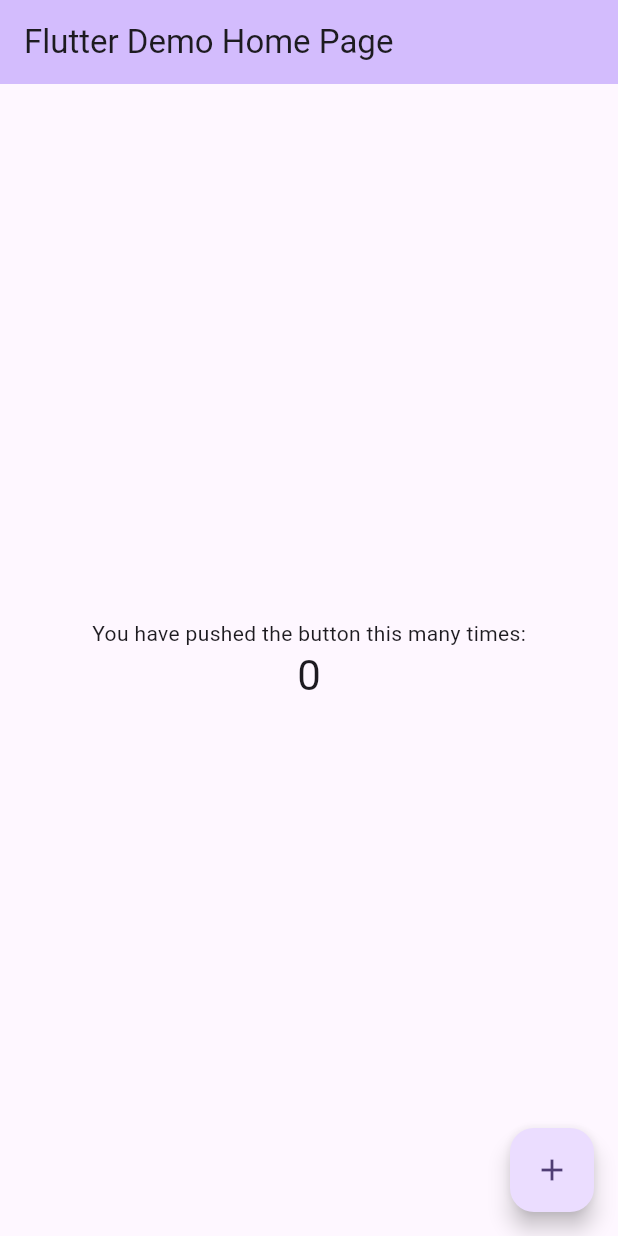
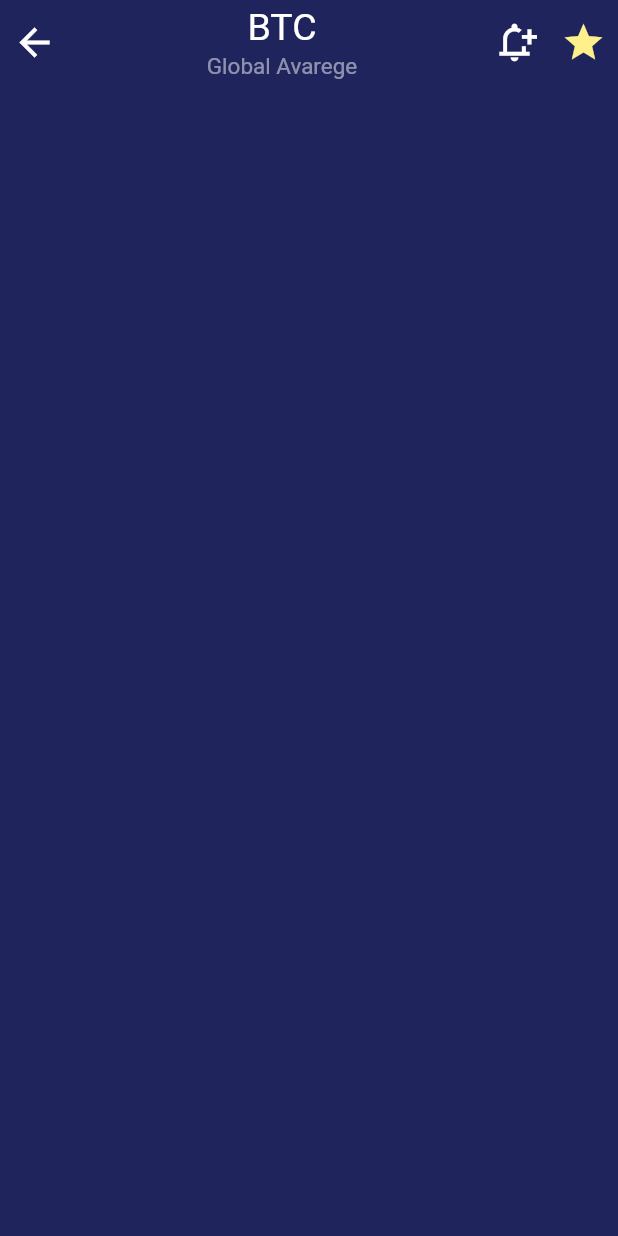
Before and after one commit to ismailkaracayir/argedor_task, a Flutter app: the screen it shows after launch, on a phone screen of 412 x 824 dp. Run offline on Flutter 3.47's test engine with Material 3 defaults, Android fonts, the phone set to English and light mode, and no system bars; our stand-ins replace bloc, google_fonts.

Commit message:
create-app

```diff
--- a/lib/main.dart
+++ b/lib/main.dart
@@ -1,3 +1,6 @@
+import 'package:argedor_task/src/features/first/presentation/page/first_screen.dart';
+import 'package:argedor_task/src/shared/theme/custom_dark_theme.dart';
+import 'package:argedor_task/src/shared/theme/custom_light_theme.dart';
 import 'package:flutter/material.dart';
 
 void main() {
@@ -7,119 +10,13 @@
 class MyApp extends StatelessWidget {
   const MyApp({super.key});
 
-  // This widget is the root of your application.
   @override
   Widget build(BuildContext context) {
     return MaterialApp(
-      title: 'Flutter Demo',
-      theme: ThemeData(
-        // This is the theme of your application.
-        //
-        // TRY THIS: Try running your application with "flutter run". You'll see
-        // the application has a purple toolbar. Then, without quitting the app,
-        // try changing the seedColor in the colorScheme below to Colors.green
-        // and then invoke "hot reload" (save your changes or press the "hot
-        // reload" button in a Flutter-supported IDE, or press "r" if you used
-        // the command line to start the app).
-        //
-        // Notice that the counter didn't reset back to zero; the application
-        // state is not lost during the reload. To reset the state, use hot
-        // restart instead.
-        //
-        // This works for code too, not just values: Most code changes can be
-        // tested with just a hot reload.
-        colorScheme: ColorScheme.fromSeed(seedColor: Colors.deepPurple),
-        useMaterial3: true,
-      ),
-      home: const MyHomePage(title: 'Flutter Demo Home Page'),
+      debugShowCheckedModeBanner: false,
+      theme: CustomLightTheme().themeData,
+      darkTheme: CustomDarkTheme().themeData,
+      home: const FirstScreen(),
     );
   }
 }
-
-class MyHomePage extends StatefulWidget {
-  const MyHomePage({super.key, required this.title});
-
-  // This widget is the home page of your application. It is stateful, meaning
-  // that it has a State object (defined below) that contains fields that affect
-  // how it looks.
-
-  // This class is the configuration for the state. It holds the values (in this
-  // case the title) provided by the parent (in this case the App widget) and
-  // used by the build method of the State. Fields in a Widget subclass are
-  // always marked "final".
-
-  final String title;
-
-  @override
-  State<MyHomePage> createState() => _MyHomePageState();
-}
-
-class _MyHomePageState extends State<MyHomePage> {
-  int _counter = 0;
-
-  void _incrementCounter() {
-    setState(() {
-      // This call to setState tells the Flutter framework that something has
-      // changed in this State, which causes it to rerun the build method below
-      // so that the display can reflect the updated values. If we changed
-      // _counter without calling setState(), then the build method would not be
-      // called again, and so nothing would appear to happen.
-      _counter++;
-    });
-  }
-
-  @override
-  Widget build(BuildContext context) {
-    // This method is rerun every time setState is called, for instance as done
-    // by the _incrementCounter method above.
-    //
-    // The Flutter framework has been optimized to make rerunning build methods
-    // fast, so that you can just rebuild anything that needs updating rather
-    // than having to individually change instances of widgets.
-    return Scaffold(
-      appBar: AppBar(
-        // TRY THIS: Try changing the color here to a specific color (to
-        // Colors.amber, perhaps?) and trigger a hot reload to see the AppBar
-        // change color while the other colors stay the same.
-        backgroundColor: Theme.of(context).colorScheme.inversePrimary,
-        // Here we take the value from the MyHomePage object that was created by
-        // the App.build method, and use it to set our appbar title.
-        title: Text(widget.title),
-      ),
-      body: Center(
-        // Center is a layout widget. It takes a single child and positions it
-        // in the middle of the parent.
-        child: Column(
-          // Column is also a layout widget. It takes a list of children and
-          // arranges them vertically. By default, it sizes itself to fit its
-          // children horizontally, and tries to be as tall as its parent.
-          //
-          // Column has various properties to control how it sizes itself and
-          // how it positions its children. Here we use mainAxisAlignment to
-          // center the children vertically; the main axis here is the vertical
-          // axis because Columns are vertical (the cross axis would be
-          // horizontal).
-          //
-          // TRY THIS: Invoke "debug painting" (choose the "Toggle Debug Paint"
-          // action in the IDE, or press "p" in the console), to see the
-          // wireframe for each widget.
-          mainAxisAlignment: MainAxisAlignment.center,
-          children: <Widget>[
-            const Text(
-              'You have pushed the button this many times:',
-            ),
-            Text(
-              '$_counter',
-              style: Theme.of(context).textTheme.headlineMedium,
-            ),
-          ],
-        ),
-      ),
-      floatingActionButton: FloatingActionButton(
-        onPressed: _incrementCounter,
-        tooltip: 'Increment',
-        child: const Icon(Icons.add),
-      ), // This trailing comma makes auto-formatting nicer for build methods.
-    );
-  }
-}
--- /dev/null
+++ b/lib/src/constants/application_const.dart
@@ -0,0 +1,14 @@
+import 'package:flutter/material.dart';
+
+@immutable
+class ApplicationConstants {
+  const ApplicationConstants._();
+
+  static const String materialAppTitle = 'BTC';
+    static const String materialAppSubTitle = 'Global Avarege';
+
+  // static const baseURL = "";
+  // static const characterEndpoint = "character";
+
+  //MAGIC_NUMBER
+}
--- /dev/null
+++ b/lib/src/constants/padding_const.dart
@@ -0,0 +1,8 @@
+import 'package:flutter/material.dart';
+
+@immutable
+class PaddingConstants {
+  const PaddingConstants._();
+
+  static const EdgeInsets defaultPadding = EdgeInsets.all(8);
+}
--- /dev/null
+++ b/lib/src/features/first/presentation/cubit/first_cubit.dart
@@ -0,0 +1,8 @@
+import 'package:bloc/bloc.dart';
+import 'package:meta/meta.dart';
+
+part 'first_state.dart';
+
+class FirstCubit extends Cubit<FirstState> {
+  FirstCubit() : super(FirstInitial());
+}
--- /dev/null
+++ b/lib/src/features/first/presentation/cubit/first_state.dart
@@ -0,0 +1,6 @@
+part of 'first_cubit.dart';
+
+@immutable
+sealed class FirstState {}
+
+final class FirstInitial extends FirstState {}
--- /dev/null
+++ b/lib/src/features/first/presentation/page/first_screen.dart
@@ -0,0 +1,61 @@
+import 'package:argedor_task/src/constants/application_const.dart';
+import 'package:argedor_task/src/shared/utils/widgets/costum_icon_button.dart';
+import 'package:flutter/material.dart';
+
+class FirstScreen extends StatefulWidget {
+  const FirstScreen({super.key});
+
+  @override
+  State<FirstScreen> createState() => _FirstScreenState();
+}
+
+class _FirstScreenState extends State<FirstScreen> {
+  @override
+  Widget build(BuildContext context) {
+    final theme = Theme.of(context);
+
+    return Scaffold(
+      appBar: AppBar(
+        backgroundColor: theme.colorScheme.primary,
+        title: Center(
+          child: Column(
+            children: <Widget>[
+              Text(
+                ApplicationConstants.materialAppTitle,
+                style: theme.textTheme.titleLarge!.copyWith(
+                    color: theme.colorScheme.onSecondary, fontSize: 25),
+              ),
+              Text(
+                ApplicationConstants.materialAppSubTitle,
+                style: theme.textTheme.titleLarge!.copyWith(
+                    color: theme.colorScheme.onSecondary.withOpacity(0.5),
+                    fontSize: 15),
+              )
+            ],
+          ),
+        ),
+        leading: CustomIconButton(
+            onPressed: () {}, icon: Icons.arrow_back, context: context),
+        actions: <Widget>[
+          CustomIconButton(
+              onPressed: () {},
+              icon: Icons.notification_add_outlined,
+              context: context),
+          CustomIconButton(
+              onPressed: () {},
+              icon: Icons.star,
+              iconColor: theme.colorScheme.onTertiary,
+              context: context),
+        ],
+      ),
+    );
+  }
+}
+
+
+  //  IconButton(
+  //           onPressed: () {},
+  //           icon: Icon(
+  //             Icons.arrow_back,
+  //             color: theme.colorScheme.onSecondary,
+  //           )),
--- /dev/null
+++ b/lib/src/shared/theme/custom_color_sheme.dart
@@ -0,0 +1,65 @@
+import 'package:flutter/material.dart';
+
+final class CustomColorScheme {
+  CustomColorScheme._();
+
+  static const lightColorScheme = ColorScheme(
+    brightness: Brightness.light,
+    primary: Color(0xFF1f245c),
+    onPrimary: Color(0xFF37e4fb),
+    secondary: Color(0xFFdd385c), // red
+    onSecondary: Color(0xFFFFFFFF), // white
+    tertiary: Color(0xFF33a37c), // green
+    onTertiary: Color(0xFFfff08c), // yellow
+    tertiaryContainer: Color(0xFFFFD6F9),
+    onTertiaryContainer: Color(0xFF2B122B),
+    error: Color(0xFFBA1A1A),
+    errorContainer: Color(0xFFFFDAD6),
+    onError: Color(0xFFFFFFFF),
+    onErrorContainer: Color(0xFF410002),
+    background: Color(0xFFFEFBFF),
+    onBackground: Color(0xFF1B1B1F),
+    surface: Color(0xFFFEFBFF),
+    onSurface: Color.fromARGB(255, 18, 18, 26),
+    surfaceVariant: Color(0xFFE2E2EC),
+    onSurfaceVariant: Color(0xFF45464F),
+    outline: Color(0xFF757680),
+    onInverseSurface: Color(0xFFF2F0F4),
+    inverseSurface: Color(0xFF303034),
+    inversePrimary: Color(0xFFB3C5FF),
+    shadow: Color(0xFF000000),
+    surfaceTint: Color(0xFF3C5BA9),
+    outlineVariant: Color(0xFFC5C6D0),
+    scrim: Color(0xFF000000),
+  );
+
+  static const darkColorScheme = ColorScheme(
+    brightness: Brightness.dark,
+    primary: Color(0xFF121536),
+    onPrimary: Color(0xFF37e4fb),
+    secondary: Color(0xFFdd385c), // red
+    onSecondary: Color(0xFFFFFFFF), // white
+    tertiary: Color(0xFF33a37c), // green
+    onTertiary: Color(0xFFfff08c), // yellow
+    tertiaryContainer: Color(0xFFFFD6F9),
+    onTertiaryContainer: Color(0xFF2B122B),
+    error: Color(0xFFBA1A1A),
+    errorContainer: Color(0xFFFFDAD6),
+    onError: Color(0xFFFFFFFF),
+    onErrorContainer: Color(0xFF410002),
+    background: Color(0xFFFEFBFF),
+    onBackground: Color(0xFF1B1B1F),
+    surface: Color(0xFFFEFBFF),
+    onSurface: Color.fromARGB(255, 18, 18, 26),
+    surfaceVariant: Color(0xFFE2E2EC),
+    onSurfaceVariant: Color(0xFF45464F),
+    outline: Color(0xFF757680),
+    onInverseSurface: Color(0xFFF2F0F4),
+    inverseSurface: Color(0xFF303034),
+    inversePrimary: Color(0xFFB3C5FF),
+    shadow: Color(0xFF000000),
+    surfaceTint: Color(0xFF3C5BA9),
+    outlineVariant: Color(0xFFC5C6D0),
+    scrim: Color(0xFF000000),
+  );
+}
--- /dev/null
+++ b/lib/src/shared/theme/custom_dark_theme.dart
@@ -0,0 +1,19 @@
+import 'package:argedor_task/src/shared/theme/custom_color_sheme.dart';
+import 'package:argedor_task/src/shared/theme/custom_theme.dart';
+import 'package:flutter/material.dart';
+import 'package:google_fonts/google_fonts.dart';
+
+final class CustomDarkTheme implements CustomTheme{
+  @override
+  ThemeData get themeData => ThemeData(
+    useMaterial3: true,
+    fontFamily: GoogleFonts.roboto().fontFamily,
+    colorScheme: CustomColorScheme.darkColorScheme,
+    scaffoldBackgroundColor: CustomColorScheme.darkColorScheme.primary,
+    iconTheme: IconThemeData(color:  CustomColorScheme.darkColorScheme.onSecondary,size: 24.0 )
+
+
+
+  );
+
+}
--- /dev/null
+++ b/lib/src/shared/theme/custom_light_theme.dart
@@ -0,0 +1,16 @@
+import 'package:argedor_task/src/shared/theme/custom_color_sheme.dart';
+import 'package:argedor_task/src/shared/theme/custom_theme.dart';
+import 'package:flutter/material.dart';
+import 'package:flutter/src/material/theme_data.dart';
+import 'package:google_fonts/google_fonts.dart';
+
+final class CustomLightTheme implements CustomTheme {
+  @override
+  ThemeData get themeData => ThemeData(
+      useMaterial3: true,
+      fontFamily: GoogleFonts.roboto().fontFamily,
+      colorScheme: CustomColorScheme.lightColorScheme,
+      scaffoldBackgroundColor: CustomColorScheme.lightColorScheme.primary,
+      iconTheme: IconThemeData(
+          color: CustomColorScheme.lightColorScheme.onSecondary, size: 24.0));
+}
--- /dev/null
+++ b/lib/src/shared/theme/custom_theme.dart
@@ -0,0 +1,5 @@
+import 'package:flutter/material.dart';
+
+abstract class CustomTheme {
+  ThemeData get themeData;
+}
--- /dev/null
+++ b/lib/src/shared/utils/extansions/device_size.dart
@@ -0,0 +1,6 @@
+import 'package:flutter/material.dart';
+
+extension DeviceSizes on BuildContext {
+  double get width => MediaQuery.sizeOf(this).width;
+  double get height => MediaQuery.sizeOf(this).height;
+}
--- /dev/null
+++ b/lib/src/shared/utils/widgets/costum_icon_button.dart
@@ -0,0 +1,38 @@
+import 'package:argedor_task/src/constants/padding_const.dart';
+import 'package:flutter/material.dart';
+
+class CustomIconButton extends StatelessWidget {
+  final VoidCallback onPressed;
+  final IconData icon;
+  final Color iconColor;
+  final BuildContext context;
+
+  const CustomIconButton({
+    required this.onPressed,
+    required this.icon,
+    required this.context,
+    this.iconColor = Colors.white,
+  });
+
+  @override
+  Widget build(BuildContext context) {
+    final theme = Theme.of(context);
+    return InkWell(
+      onTap: onPressed,
+      child: AnimatedContainer(
+        duration: const Duration(milliseconds: 300),
+        padding: PaddingConstants.defaultPadding,
+        child: Row(
+          mainAxisSize: MainAxisSize.min,
+          children: [
+            Icon(
+              icon,
+              size: 30,
+              color: iconColor,
+            ),
+          ],
+        ),
+      ),
+    );
+  }
+}
--- a/pubspec.yaml
+++ b/pubspec.yaml
@@ -35,6 +35,8 @@ dependencies:
   # The following adds the Cupertino Icons font to your application.
   # Use with the CupertinoIcons class for iOS style icons.
   cupertino_icons: ^1.0.2
+  google_fonts: ^6.1.0
+  flutter_bloc: ^8.1.3
 
 dev_dependencies:
   flutter_test:
```
Also changed, not shown: 8 other files.
